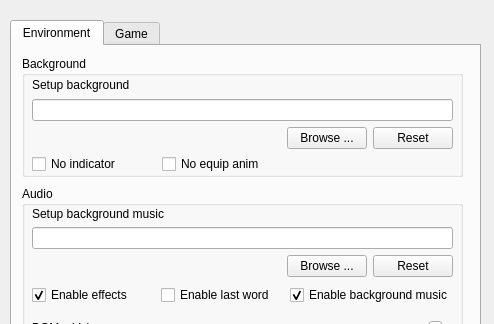
The window that src/dialog/configdialog.ui (Paracel/QSanguosha-Para) describes before a commit, drawn with Qt 5; both pictures show x 0 to 494 and y 0 to 324 of the 494 by 534 pixel window.
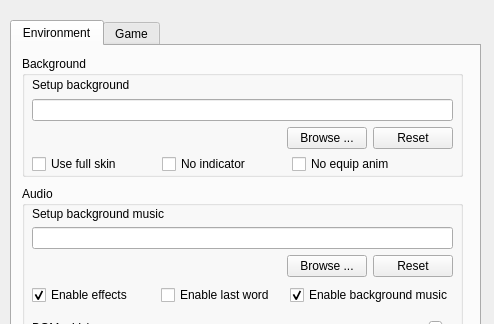
The same window after the commit.

Commit message: add a full-sized skin

What changed in the file:
```diff
--- a/src/dialog/configdialog.ui
+++ b/src/dialog/configdialog.ui
@@ -299,7 +299,7 @@
      <widget class="QCheckBox" name="noIndicatorCheckBox">
       <property name="geometry">
        <rect>
-        <x>10</x>
+        <x>140</x>
         <y>100</y>
         <width>95</width>
         <height>16</height>
@@ -312,7 +312,7 @@
      <widget class="QCheckBox" name="noEquipAnimCheckBox">
       <property name="geometry">
        <rect>
-        <x>140</x>
+        <x>270</x>
         <y>100</y>
         <width>111</width>
         <height>16</height>
@@ -322,6 +322,19 @@
        <string>No equip anim</string>
       </property>
      </widget>
+     <widget class="QCheckBox" name="fullSkinCheckBox">
+      <property name="geometry">
+       <rect>
+        <x>10</x>
+        <y>100</y>
+        <width>111</width>
+        <height>16</height>
+       </rect>
+      </property>
+      <property name="text">
+       <string>Use full skin</string>
+      </property>
+     </widget>
     </widget>
     <widget class="QGroupBox" name="fontSetupGroupBox">
      <property name="geometry">
```
The commit also changes 261 other files.
